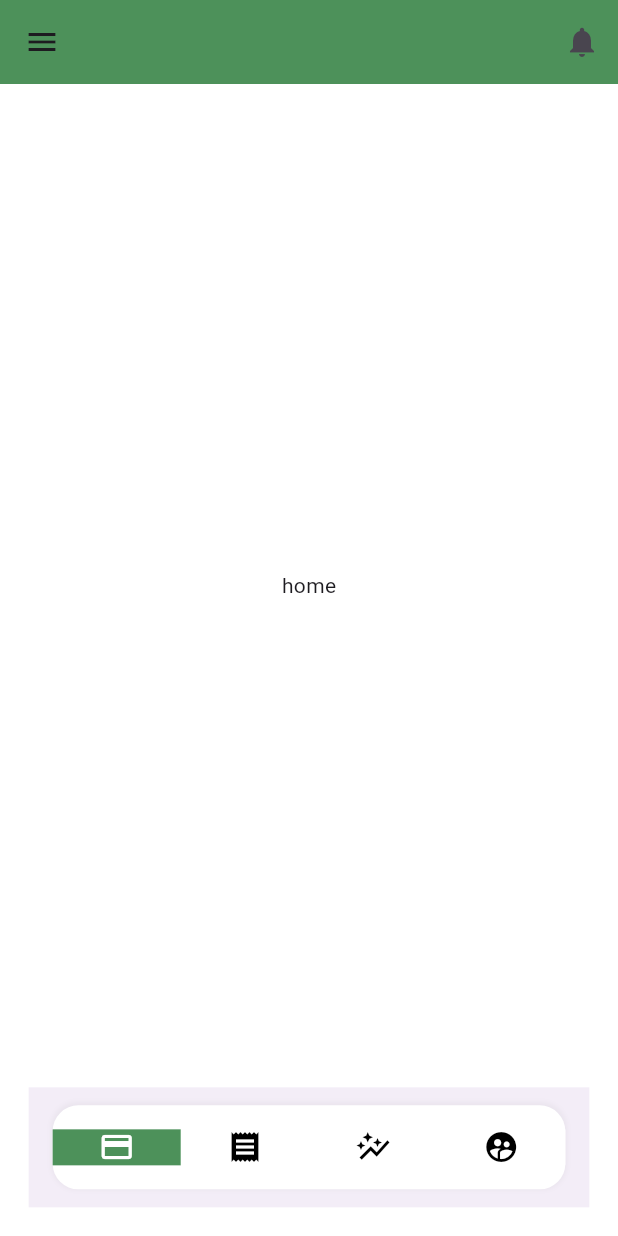
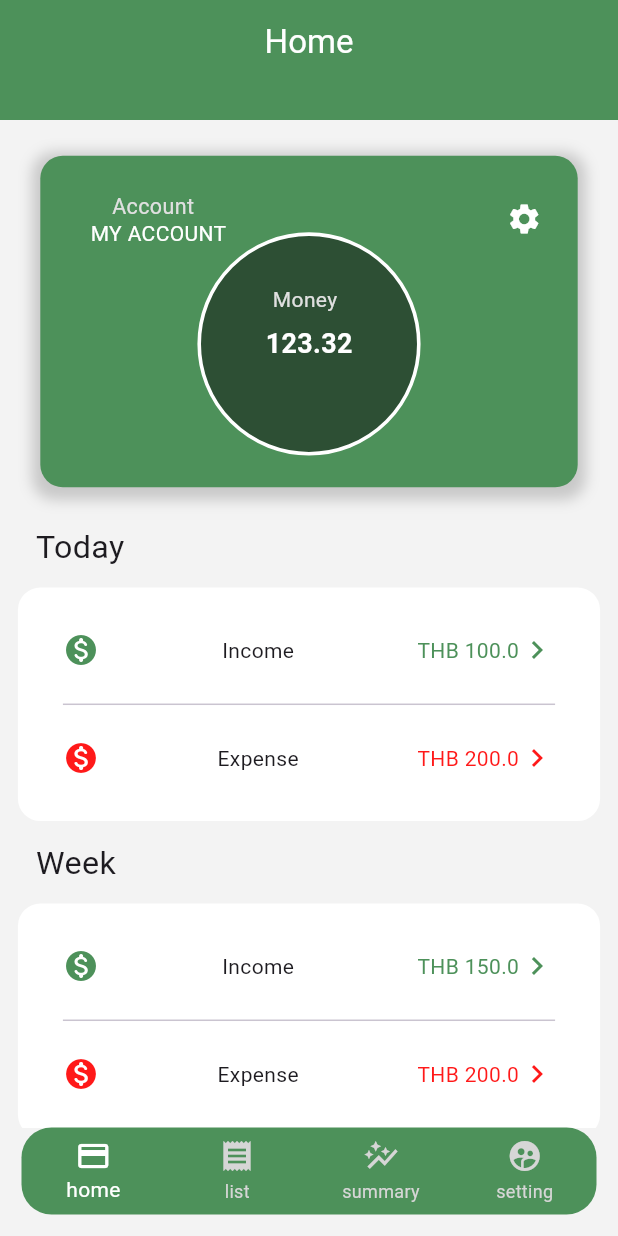
Before and after one commit to ThanawatPtd/Project_Mobile_App, a Flutter app: the Home screen opened by its route, on a phone screen of 412 x 824 dp. Run offline on Flutter 3.47's test engine with Material 3 defaults, Android fonts, the phone set to English and light mode, and no system bars; our stand-ins replace dots_indicator, firebase_auth, firebase_core, flutter_bloc, flutter_screenutil, font_awesome_flutter; missing offline and left inert: dart:html; accounts and stored records are empty.

Commit message:
UI Home Finish

```diff
--- a/lib/main.dart
+++ b/lib/main.dart
@@ -38,7 +38,7 @@ class MyApp extends StatelessWidget {
       child: ScreenUtilInit(
           builder: (context, child) => MaterialApp(
                 debugShowCheckedModeBanner: false,
-                home: Login(),
+                home: Home(),
                 routes: {
                   'login': (context) =>  const Login(),
                   'signup': (context) => const Signup(),
--- a/lib/pages/home/home.dart
+++ b/lib/pages/home/home.dart
@@ -1,6 +1,9 @@
 import 'package:flutter/material.dart';
 import 'package:flutter_screenutil/flutter_screenutil.dart';
 import 'package:font_awesome_flutter/font_awesome_flutter.dart';
+import 'package:project_mobile_app/pages/home/home_page.dart';
+import 'package:project_mobile_app/pages/summary/summary.dart';
+import 'package:project_mobile_app/widgets/appbar.dart';
 
 class Home extends StatefulWidget {
   const Home({super.key});
@@ -10,78 +13,115 @@ class Home extends StatefulWidget {
 }
 
 class _HomeState extends State<Home> {
-  List WidgetOption = [Text("home"),Text("list"),Text("summary"),Text("setting")];
+  List WidgetOption = [HomePage(), Text("list"), Summary(), Text("setting")];
+
+  List namePage = ["Home", "list", "Summary", "Setting"];
   int pageIndex = 0;
   @override
   Widget build(BuildContext context) {
-    return Container(
-      child: SafeArea(
-          child: Scaffold(
-            backgroundColor: Colors.white,
-        appBar: AppBar(
-          backgroundColor: Color.fromARGB(255,77, 145, 90),
+    return SafeArea(
+        child: Scaffold(
+      backgroundColor: Color.fromARGB(255, 243, 243, 243),
+      appBar: CustomAppBar(
+        title: namePage[pageIndex],
+      ),
+      // AppBar(
+      //   backgroundColor: Color.fromARGB(255, 77, 145, 90),
+      //   elevation: 0,
+      //   actions: [
+      //     IconButton(onPressed: () {}, icon: Icon(Icons.notifications))
+      //   ],
+      //   leading: IconButton(
+      //     icon: Icon(Icons.menu),
+      //     splashColor: Colors.transparent, //action หลังกดปุ่มแล้วมีกลมๆ
+      //     onPressed: () => {},
+      //   ),
+      bottomNavigationBar: Container(
+        decoration: BoxDecoration(
+            borderRadius: BorderRadius.circular(20),
+            color: Color.fromARGB(255, 77, 145, 90)),
+        margin: EdgeInsets.only(left: 12.h, right: 12.h, bottom: 12.h),
+        // Container(
+        // margin: EdgeInsets.only(left: 16, right: 16),
+        // decoration: BoxDecoration(
+        //   color: Colors.amber,
+        //   borderRadius: BorderRadius.only(
+        //       topLeft: Radius.circular(200), topRight: Radius.circular(200)),
+        // ),
+        // child: BottomAppBar(
+        //   clipBehavior: Clip.antiAlias,
+        //   elevation: 0,
+        //   child: Container(
+        //     decoration: BoxDecoration(
+        //         color: Colors.white,
+        //         borderRadius: BorderRadius.all(Radius.circular(15.w)),
+        //         boxShadow: [
+        //           BoxShadow(
+        //               color: Colors.grey.withOpacity(0.1),
+        //               spreadRadius: 1,
+        //               blurRadius: 2,
+        //               offset: Offset(0, -1))
+        //         ]),
+        //     height: 60.h,
+        // child: Row(
+        //   children: [
+        //     navItem(
+        //       Icons.credit_card,
+        //       pageIndex == 0,
+        //     ),
+        //     navItem(
+        //       Icons.receipt,
+        //       pageIndex == 1,
+        //     ),
+        //     navItem(
+        //       Icons.auto_graph,
+        //       pageIndex == 2,
+        //     ),
+        //     navItem(
+        //       Icons.supervised_user_circle,
+        //       pageIndex == 3,
+        //     )
+        //   ],
+        // ),
+        child: BottomNavigationBar(
+          currentIndex: pageIndex,
+          backgroundColor: Colors.transparent,
+          unselectedItemColor: Colors.grey[350],
+          showUnselectedLabels: true,
+          type: BottomNavigationBarType.fixed,
           elevation: 0,
-          actions: [
-            IconButton(onPressed: () {}, icon: Icon(Icons.notifications))
+          items: [
+            BottomNavigationBarItem(
+                icon: Icon(Icons.credit_card),
+                label: 'home'),
+            BottomNavigationBarItem(
+                icon: Icon(Icons.receipt),
+                label: 'list',),
+            BottomNavigationBarItem(
+                icon: Icon(Icons.auto_graph),
+                label: 'summary',),
+            BottomNavigationBarItem(
+                icon: Icon(Icons.supervised_user_circle),
+                label: 'setting',),
           ],
-          leading: IconButton(
-            icon: Icon(Icons.menu),
-            splashColor: Colors.transparent, //action หลังกดปุ่มแล้วมีกลมๆ
-            onPressed: () => {},
-          ),
+          selectedItemColor: Colors.white,
+          onTap: (value) => setState(() {
+            pageIndex = value;
+          }),
         ),
-        bottomNavigationBar: Container(
-          decoration: BoxDecoration(borderRadius: BorderRadius.circular(15)),
-          margin: EdgeInsets.only(left: 16.h, right: 16.h, bottom: 16.h),
-          child: BottomAppBar(
-            clipBehavior: Clip.antiAlias,
-            elevation: 0,
-              child: Container(
-                decoration: BoxDecoration(
-                    color: Colors.white,
-                    borderRadius: BorderRadius.all(Radius.circular(15.w)),
-                    boxShadow: [
-                      BoxShadow(
-                          color: Colors.grey.withOpacity(0.1),
-                          spreadRadius: 1,
-                          blurRadius: 2,
-                          offset: Offset(0, -1))
-                    ]),
-                height: 60.h,
-                child: Row(
-                  children: [
-                    navItem(
-                      Icons.credit_card,
-                      pageIndex == 0,
-                    ),
-                    navItem(
-                      Icons.receipt,
-                      pageIndex == 1,
-                    ),
-                    navItem(
-                      Icons.auto_graph,
-                      pageIndex == 2,
-                    ),
-                    navItem(
-                      Icons.supervised_user_circle,
-                      pageIndex == 3,
-                    )
-                  ],
-                ),
-              ),
-          ),
-        ),
-        body: Center(
-          child: WidgetOption[pageIndex],
-        ),
-      )),
-    );
+        // ),
+        // ),
+      ),
+      body: Center(
+        child: WidgetOption[pageIndex],
+      ),
+    ));
   }
 
   Widget navItem(IconData icon, bool selected, {Function()? onTap}) {
     return Expanded(
         child: Container(
-      color: selected ? Color.fromARGB(255,77, 145, 90) : Colors.white,
+      color: selected ? Color.fromARGB(255, 77, 145, 90) : Colors.white,
       child: InkWell(
         child: Icon(
           icon,
--- /dev/null
+++ b/lib/pages/home/home_page.dart
@@ -0,0 +1,29 @@
+import 'package:flutter/material.dart';
+import 'package:flutter_screenutil/flutter_screenutil.dart';
+import 'package:project_mobile_app/widgets/home_widgets.dart';
+
+class HomePage extends StatelessWidget {
+  const HomePage({super.key});
+
+  @override
+  Widget build(BuildContext context) {
+    return Scaffold(
+      backgroundColor: Color.fromARGB(255, 243, 243, 243),
+      body: ListView(children: [Container(
+        child: Column(
+          children: <Widget> [
+            SizedBox(height: 20.h,),
+            Center(child: WalletCard(money: 123.3240),),
+            SizedBox(height: 20.h,),
+            Padding(padding: EdgeInsets.only(left: 20.h, right: 20.h), child: Align(alignment: Alignment.centerLeft,child: Text("Today",style: TextStyle(fontSize: 18.h),textAlign: TextAlign.left,),),),
+            Padding(padding: EdgeInsets.all(10.h), child: ListCategory(income: 100,expense: 200,),),
+            Padding(padding: EdgeInsets.only(left: 20.h, right: 20.h), child: Align(alignment: Alignment.centerLeft,child: Text("Week",style: TextStyle(fontSize: 18.h),textAlign: TextAlign.left,),),),
+            Padding(padding: EdgeInsets.all(10.h), child: ListCategory(income: 150,expense: 200,),),
+            Padding(padding: EdgeInsets.only(left: 20.h, right: 20.h), child: Align(alignment: Alignment.centerLeft,child: Text("Month",style: TextStyle(fontSize: 18.h),textAlign: TextAlign.left,),),),
+            Padding(padding: EdgeInsets.all(10.h), child: ListCategory(income: 100,expense: 200,),),
+          ],
+        ),
+      ),],)
+    );
+  }
+}
--- a/lib/pages/summary/summary.dart
+++ b/lib/pages/summary/summary.dart
@@ -14,7 +14,6 @@ class _SummaryState extends State<Summary> {
     return Container(
       child: SafeArea(
         child: Scaffold(
-          appBar: CustomAppBar(),
         ),
       ),
     );
--- a/lib/widgets/appbar.dart
+++ b/lib/widgets/appbar.dart
@@ -1,16 +1,21 @@
 import 'package:flutter/material.dart';
+import 'package:flutter_screenutil/flutter_screenutil.dart';
 
 class CustomAppBar extends StatelessWidget implements PreferredSize {
-  const CustomAppBar({super.key});
+  CustomAppBar({super.key, required this.title});
 
+  String title;
   @override
   Widget build(BuildContext context) {
-    return AppBar(
-      actions: [Icon(Icons.notifications)],
-      backgroundColor: Color.fromARGB(255, 77, 145, 90),
-      foregroundColor: Colors.white,
-      title: Text("Summary"),
-    );
+    return
+        AppBar(
+          backgroundColor: Color.fromARGB(255, 77, 145, 90),
+          foregroundColor: Colors.white,
+          automaticallyImplyLeading: false,
+          centerTitle: true,
+          title: Text(title),
+
+        );
   }
 
   @override
@@ -21,6 +26,6 @@ class CustomAppBar extends StatelessWidget implements PreferredSize {
   // TODO: implement preferredSize
   Size get preferredSize => const Size(
         double.maxFinite,
-        50,
+        80,
       );
 }
--- /dev/null
+++ b/lib/widgets/home_widgets.dart
@@ -0,0 +1,63 @@
+import 'package:flutter/material.dart';
+import 'package:flutter/rendering.dart';
+import 'package:flutter/widgets.dart';
+import 'package:flutter_screenutil/flutter_screenutil.dart';
+
+class WalletCard extends StatelessWidget {
+  WalletCard({super.key, required this.money});
+
+  double money = 0.00;
+  @override
+  Widget build(BuildContext context) {
+    return Container(
+      height: 185.h,
+      width: 300.h,
+      decoration: BoxDecoration(color: Color.fromARGB(255, 77, 145, 90),borderRadius: BorderRadius.circular(15), boxShadow: [
+        BoxShadow(color: Colors.grey.withOpacity(0.5),
+          spreadRadius: 5,
+          blurRadius: 7,
+          offset: Offset(0, 3),)]),
+      child: Stack(
+        children: [
+          Padding(padding: EdgeInsets.only(left: 40.h, top: 20.h), child: Text("Account", style: TextStyle(fontSize: 12.h,color: Colors.grey[300]),),),
+          Padding(padding: EdgeInsets.only(left: 28.h, top: 35.h), child: Text("MY ACCOUNT",style: TextStyle(color: Colors.white),),),
+          Padding(padding: EdgeInsets.only(left: 250.h, top: 15.h), child: IconButton(icon: Icon(Icons.settings,color: Colors.white,),onPressed: () {},),),
+          Padding(padding: EdgeInsets.only(top: 40.h),child: Row(mainAxisAlignment: MainAxisAlignment.center,children: [Container(
+            height: 130.h,
+            width: 130.w,
+            decoration: BoxDecoration(color: Color.fromARGB(255, 45, 79, 52),shape: BoxShape.circle,border: Border.all(color: Colors.white,width: 2.h)),
+            child: Stack(children: [Padding(padding: EdgeInsets.only(left: 40.h, top: 30.h),child: Text("Money",style: TextStyle(color: Colors.grey[300]),),),
+            Align(alignment: Alignment.center, child: Text("${money.toStringAsFixed(2)}", style: TextStyle(color: Colors.white,fontSize: 15.h,fontWeight: FontWeight.bold),),)],),),],),)
+        ],
+      ),
+    );
+  }
+}
+
+class ListCategory extends StatelessWidget {
+  ListCategory({super.key, required this.income, required this.expense});
+
+  double income = 0.00;
+  double expense = 0.00;
+  @override
+  Widget build(BuildContext context) {
+    return Container(
+      decoration: BoxDecoration(color: Colors.white,borderRadius: BorderRadius.circular(15),
+      // boxShadow: [
+      //   BoxShadow(color: Colors.grey.withOpacity(0.5),
+      //     spreadRadius: 5,
+      //     blurRadius: 7,
+      //     offset: Offset(0, 3),)]
+      ),
+      child: Padding(padding: EdgeInsets.all(30), child: Container(child: Column(children: [
+        Row(
+          mainAxisAlignment: MainAxisAlignment.spaceBetween,
+          children: [Icon(Icons.monetization_on_rounded,color: Color.fromARGB(255, 77, 145, 90),), Text("Income"),Row(children: [Text("THB ${income}",style: TextStyle(color: Color.fromARGB(255, 77, 145, 90)),),Icon(Icons.chevron_right,color: Color.fromARGB(255, 77, 145, 90),)],)],),
+        SizedBox(height: 40.h, child: Divider(height: 1.h,),),
+        Row(
+          mainAxisAlignment: MainAxisAlignment.spaceBetween,
+          children: [Icon(Icons.monetization_on_rounded,color: Color.fromARGB(255, 255, 25, 25),), Text("Expense"),Row(children: [Text("THB ${expense}",style: TextStyle(color: Color.fromARGB(255, 255, 25 ,25)),),Icon(Icons.chevron_right,color: Color.fromARGB(255, 255, 25, 25),)],)],),
+      ],),),)
+    );
+  }
+}
```
